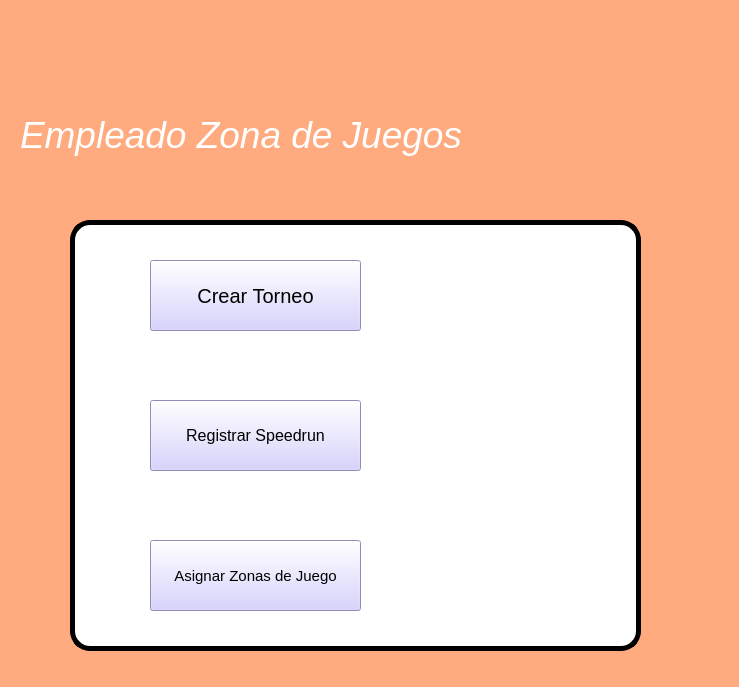
The window that src/Ui/ZonaJuegos.ui (Amigud/PixelPlanet) describes before a commit, drawn with Qt 5.
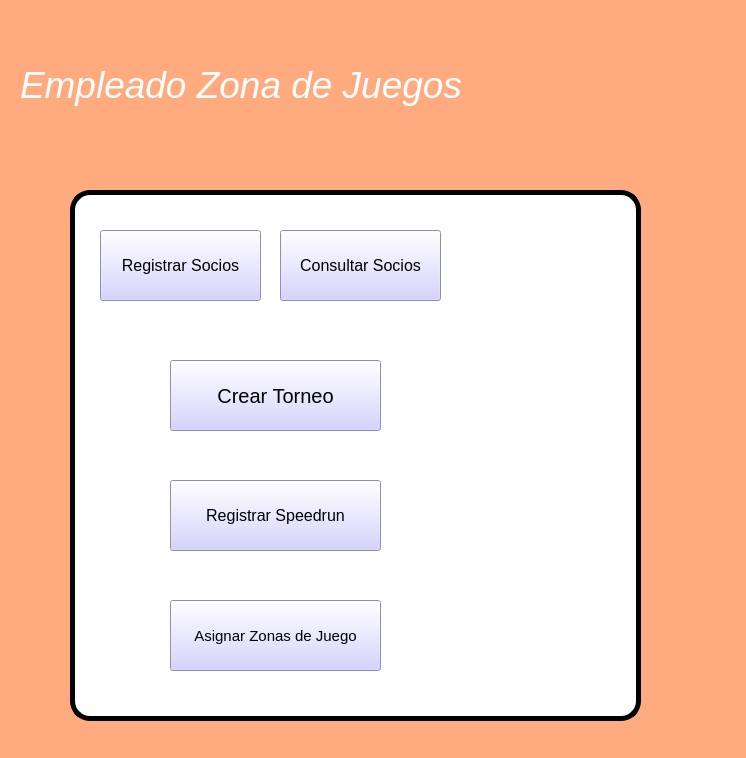
The same window after the commit. Icons and pictures are not drawn.

Commit message: Modificacion (Ambos empleados consultan y añaden socios)

Patch:
```diff
--- a/src/Ui/ZonaJuegos.ui
+++ b/src/Ui/ZonaJuegos.ui
@@ -6,8 +6,8 @@
    <rect>
     <x>0</x>
     <y>0</y>
-    <width>739</width>
-    <height>687</height>
+    <width>746</width>
+    <height>758</height>
    </rect>
   </property>
   <property name="windowTitle">
@@ -25,7 +25,7 @@
     <property name="geometry">
      <rect>
       <x>20</x>
-      <y>60</y>
+      <y>10</y>
       <width>581</width>
       <height>151</height>
      </rect>
@@ -47,7 +47,7 @@
     <property name="geometry">
      <rect>
       <x>590</x>
-      <y>80</y>
+      <y>30</y>
       <width>131</width>
       <height>131</height>
      </rect>
@@ -65,8 +65,8 @@
    <widget class="QPushButton" name="torneoBoton">
     <property name="geometry">
      <rect>
-      <x>150</x>
-      <y>260</y>
+      <x>170</x>
+      <y>360</y>
       <width>211</width>
       <height>71</height>
      </rect>
@@ -86,8 +86,8 @@
    <widget class="QPushButton" name="speedrunBoton">
     <property name="geometry">
      <rect>
-      <x>150</x>
-      <y>400</y>
+      <x>170</x>
+      <y>480</y>
       <width>211</width>
       <height>71</height>
      </rect>
@@ -107,8 +107,8 @@
    <widget class="QPushButton" name="zonajuegoBoton">
     <property name="geometry">
      <rect>
-      <x>150</x>
-      <y>540</y>
+      <x>170</x>
+      <y>600</y>
       <width>211</width>
       <height>71</height>
      </rect>
@@ -128,8 +128,8 @@
    <widget class="QLabel" name="label_3">
     <property name="geometry">
      <rect>
-      <x>430</x>
-      <y>240</y>
+      <x>480</x>
+      <y>340</y>
       <width>91</width>
       <height>111</height>
      </rect>
@@ -150,8 +150,8 @@
    <widget class="QLabel" name="label_4">
     <property name="geometry">
      <rect>
-      <x>410</x>
-      <y>370</y>
+      <x>460</x>
+      <y>450</y>
       <width>121</width>
       <height>121</height>
      </rect>
@@ -172,8 +172,8 @@
    <widget class="QLabel" name="label_5">
     <property name="geometry">
      <rect>
-      <x>420</x>
-      <y>510</y>
+      <x>470</x>
+      <y>570</y>
       <width>111</width>
       <height>121</height>
      </rect>
@@ -195,9 +195,9 @@
     <property name="geometry">
      <rect>
       <x>70</x>
-      <y>220</y>
+      <y>190</y>
       <width>571</width>
-      <height>431</height>
+      <height>531</height>
      </rect>
     </property>
     <property name="styleSheet">
@@ -209,6 +209,70 @@
      <string/>
     </property>
    </widget>
+   <widget class="QLabel" name="label_7">
+    <property name="geometry">
+     <rect>
+      <x>480</x>
+      <y>220</y>
+      <width>101</width>
+      <height>101</height>
+     </rect>
+    </property>
+    <property name="styleSheet">
+     <string notr="true">background-color: rgb(255, 255, 255);</string>
+    </property>
+    <property name="text">
+     <string/>
+    </property>
+    <property name="pixmap">
+     <pixmap>../imagenes/sociosImagen.png</pixmap>
+    </property>
+    <property name="scaledContents">
+     <bool>true</bool>
+    </property>
+   </widget>
+   <widget class="QPushButton" name="consSocioBoton">
+    <property name="geometry">
+     <rect>
+      <x>280</x>
+      <y>230</y>
+      <width>161</width>
+      <height>71</height>
+     </rect>
+    </property>
+    <property name="font">
+     <font>
+      <pointsize>12</pointsize>
+     </font>
+    </property>
+    <property name="styleSheet">
+     <string notr="true">background-color: rgb(203, 198, 255);</string>
+    </property>
+    <property name="text">
+     <string>Consultar Socios</string>
+    </property>
+   </widget>
+   <widget class="QPushButton" name="socioBoton">
+    <property name="geometry">
+     <rect>
+      <x>100</x>
+      <y>230</y>
+      <width>161</width>
+      <height>71</height>
+     </rect>
+    </property>
+    <property name="font">
+     <font>
+      <pointsize>12</pointsize>
+     </font>
+    </property>
+    <property name="styleSheet">
+     <string notr="true">background-color: rgb(203, 198, 255);</string>
+    </property>
+    <property name="text">
+     <string>Registrar Socios</string>
+    </property>
+   </widget>
    <zorder>label_6</zorder>
    <zorder>label</zorder>
    <zorder>label_2</zorder>
@@ -218,6 +282,9 @@
    <zorder>label_3</zorder>
    <zorder>label_4</zorder>
    <zorder>label_5</zorder>
+   <zorder>label_7</zorder>
+   <zorder>consSocioBoton</zorder>
+   <zorder>socioBoton</zorder>
   </widget>
  </widget>
  <resources/>
```
The commit also changes 2 other files.
